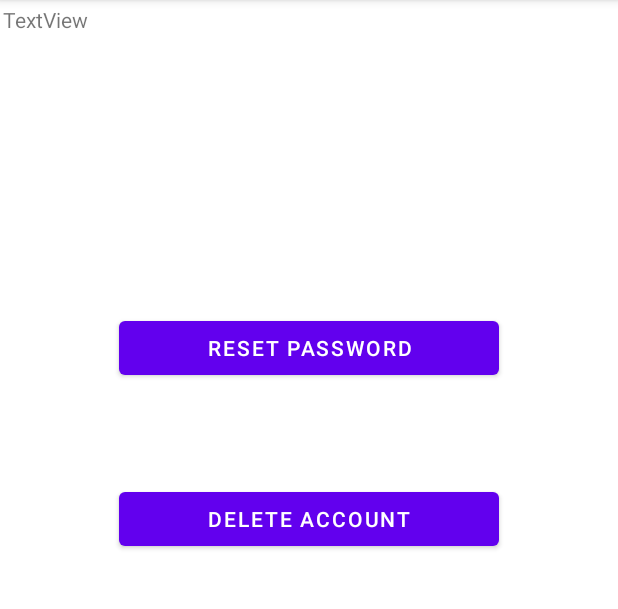
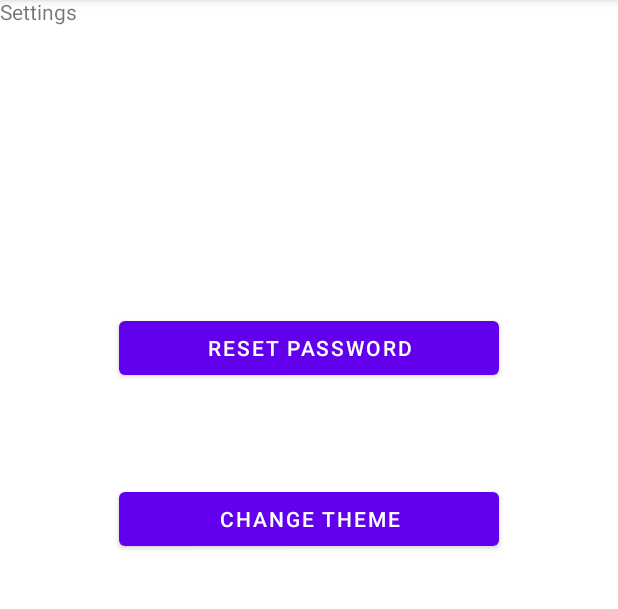
Before and after one commit to MidNoon/Marketplace-Application533, an Android app: the SettingsActivity screen opened directly, with no data from a screen before it, on a phone screen of 412 x 824 dp, the part 84-693 px from its top. Run offline under Robolectric (Android 15) with nearby library versions, the phone set to English and light mode, and no system bars; our stand-ins replace Firebase (no records; nobody signed in at launch, a user with empty details on screens opened directly).

Commit message:
Theme Change Activity Addition
Light AND Night Mode

```diff
--- a/MarketplaceAplo5/app/src/main/AndroidManifest.xml
+++ b/MarketplaceAplo5/app/src/main/AndroidManifest.xml
@@ -11,7 +11,10 @@
         android:roundIcon="@mipmap/ic_launcher_round"
         android:supportsRtl="true"
         android:theme="@style/Theme.MarketplaceAplo5">
-        <activity android:name=".AboutActivity"></activity>
+        <activity
+            android:name=".ChangeThemeActivity"
+            android:exported="false" />
+        <activity android:name=".AboutActivity" />
         <activity android:name=".OrderActivity" />
         <activity android:name=".UAddItemActivity" />
         <activity android:name=".ItemPurchaseActivity" />
--- a/MarketplaceAplo5/app/src/main/java/com/example/marketplaceaplo5/SettingsActivity.java
+++ b/MarketplaceAplo5/app/src/main/java/com/example/marketplaceaplo5/SettingsActivity.java
@@ -14,7 +14,7 @@ public class SettingsActivity extends AppCompatActivity {
 
     private FirebaseAuth mAuth;
     private Button buttonPass;
-    private Button buttonDelete;
+    private Button buttonChange;
 
     @Override
     protected void onCreate(Bundle savedInstanceState) {
@@ -29,23 +29,21 @@ public class SettingsActivity extends AppCompatActivity {
                 openResetPasswordActivity();
             }
         });
-        //buttonDelete = (Button) findViewById(R.id.button2);
-        //buttonDelete.setOnClickListener(new View.OnClickListener(){
-        //    @Override
-        //    public void onClick(View v)
-        //    openResetEmailActivity();
-        //    }
-        //});
+        buttonChange = (Button) findViewById(R.id.button2);
+        buttonChange.setOnClickListener(new View.OnClickListener(){
+            @Override
+            public void onClick(View v){ openChangeThemeActivity(); }
+        });
     }
 
     public void openResetPasswordActivity() {
         Intent intent = new Intent(this, ResetPasswordActivity.class);
         startActivity(intent);
     }
-    //public void openResetEmailActivity() {
-    //    Intent intent = new Intent(this, DeleteAccountActivity.class);
-    //    startActivity(intent);
-    //}
+    public void openChangeThemeActivity() {
+        Intent intent = new Intent(this, ChangeThemeActivity.class);
+        startActivity(intent);
+    }
     @Override
     public void onStart(){
         super.onStart();
--- a/MarketplaceAplo5/app/src/main/res/layout/activity_settings.xml
+++ b/MarketplaceAplo5/app/src/main/res/layout/activity_settings.xml
@@ -22,7 +22,7 @@
         android:layout_alignParentTop="true"
         android:layout_centerHorizontal="true"
         android:layout_marginTop="322dp"
-        android:text="Delete Account" />
+        android:text="Change Theme" />
 
     <TextView
         android:id="@+id/textView"
@@ -30,9 +30,9 @@
         android:layout_height="80dp"
         android:layout_alignParentStart="true"
         android:layout_alignParentTop="true"
-        android:layout_marginStart="2dp"
-        android:layout_marginTop="3dp"
-        android:text="TextView" />
+        android:layout_marginStart="0dp"
+        android:layout_marginTop="-2dp"
+        android:text="Settings" />
 
     <Button
         android:id="@+id/button"
@@ -42,4 +42,5 @@
         android:layout_centerHorizontal="true"
         android:layout_marginTop="208dp"
         android:text="Reset Password" />
+
 </RelativeLayout>
```
Also changed, not shown: MarketplaceAplo5/app/src/main/java/com/example/marketplaceaplo5/ChangeThemeActivity.java (added, +51 -0 lines), MarketplaceAplo5/app/src/main/res/layout/activity_change_theme.xml (added, +66 -0 lines).
